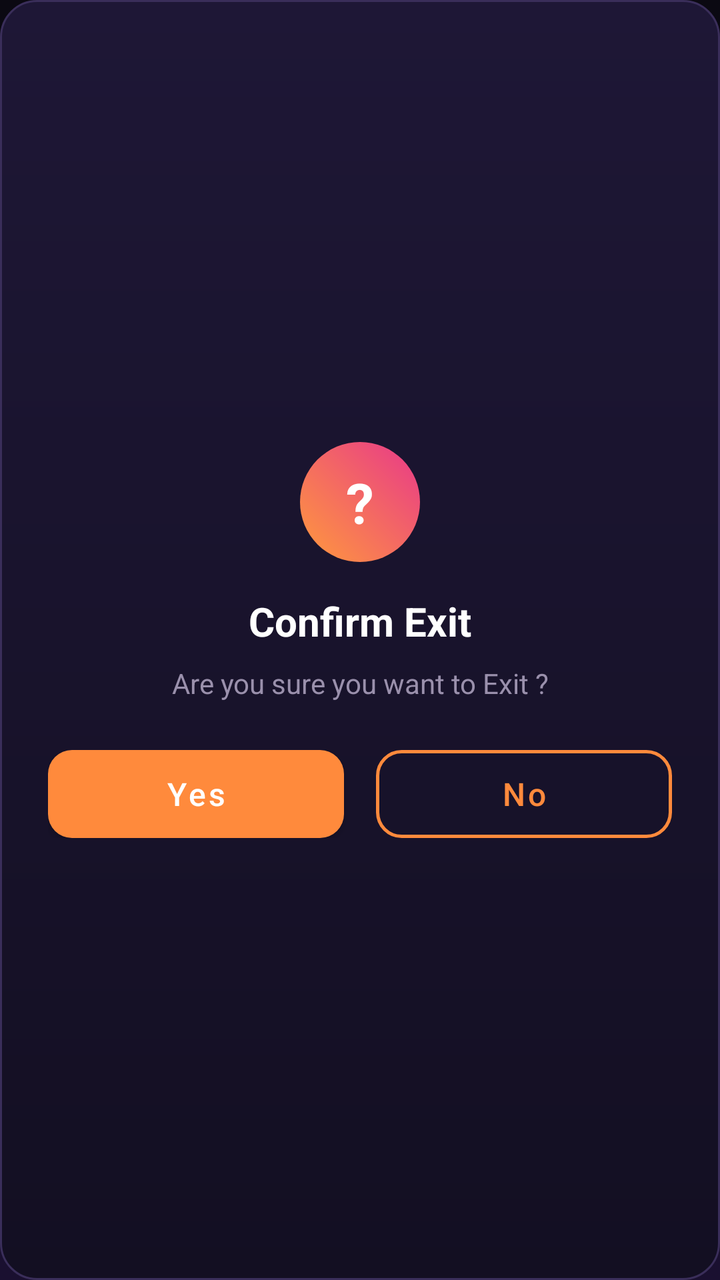
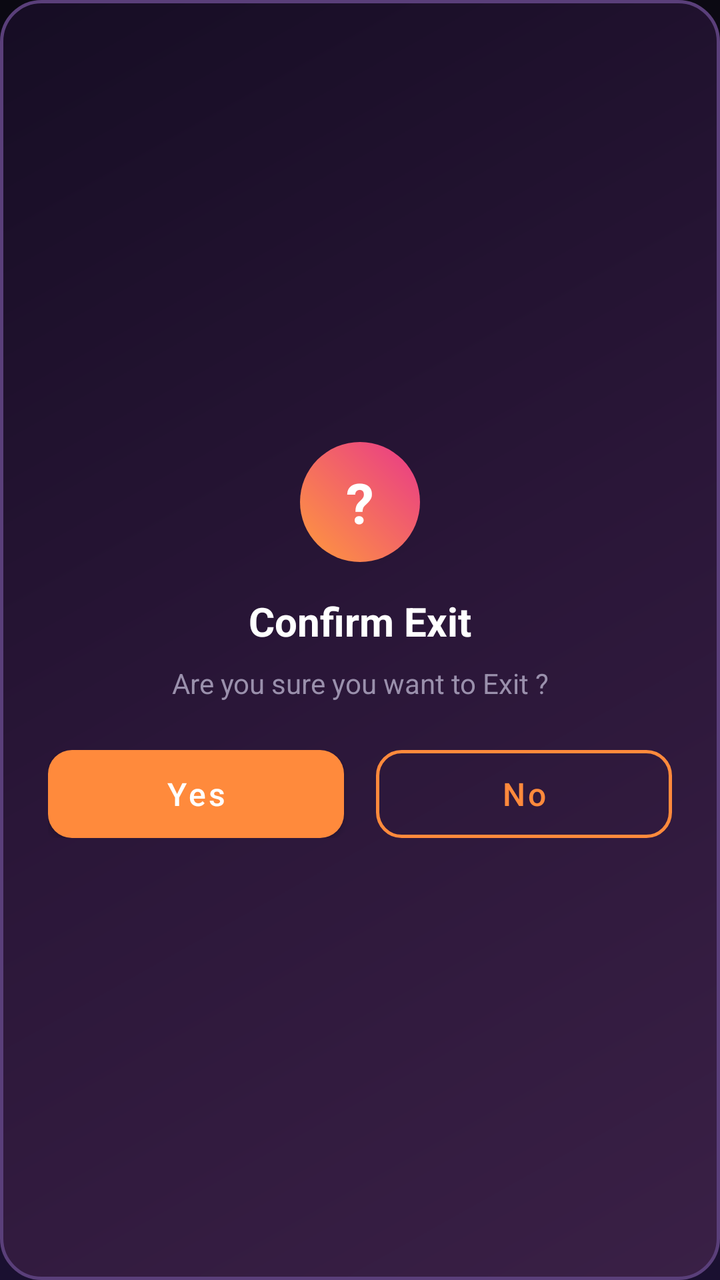

The first picture is an Android layout as it rendered before a commit; the second is the same layout after the commit. The layout source and the unified diff follow.
<!-- AndroidManifest.xml: application theme Theme.IPTVPlayer -->
<!-- res/layout/dialog_exit.xml -->
<?xml version="1.0" encoding="utf-8"?>
<LinearLayout
    xmlns:android="http://schemas.android.com/apk/res/android"
    android:layout_width="match_parent"
    android:layout_height="wrap_content"
    android:orientation="vertical"
    android:gravity="center"
    android:padding="24dp"
    android:background="@drawable/bg_dialog">

    
    <FrameLayout
        android:layout_width="60dp"
        android:layout_height="60dp"
        android:layout_marginBottom="16dp">

        <View
            android:layout_width="60dp"
            android:layout_height="60dp"
            android:background="@drawable/bg_exit_icon" />

        <TextView
            android:layout_width="match_parent"
            android:layout_height="match_parent"
            android:gravity="center"
            android:text="?"
            android:textColor="@android:color/white"
            android:textSize="28sp"
            android:textStyle="bold" />

    </FrameLayout>

    <TextView
        android:layout_width="wrap_content"
        android:layout_height="wrap_content"
        android:text="@string/confirm_exit"
        android:textColor="@color/colorChannelName"
        android:textSize="20sp"
        android:textStyle="bold"
        android:layout_marginBottom="8dp" />

    <TextView
        android:layout_width="wrap_content"
        android:layout_height="wrap_content"
        android:text="@string/exit_message"
        android:textColor="@color/colorSubText"
        android:textSize="14sp"
        android:gravity="center"
        android:layout_marginBottom="24dp" />

    <LinearLayout
        android:layout_width="match_parent"
        android:layout_height="wrap_content"
        android:orientation="horizontal"
        android:gravity="center">

        <Button
            android:id="@+id/btnYes"
            android:layout_width="0dp"
            android:layout_height="44dp"
            android:layout_weight="1"
            android:layout_marginEnd="8dp"
            android:text="@string/yes"
            android:textColor="@android:color/white"
            android:textAllCaps="false"
            android:background="@drawable/bg_btn_orange"
            android:textSize="16sp" />

        <Button
            android:id="@+id/btnNo"
            android:layout_width="0dp"
            android:layout_height="44dp"
            android:layout_weight="1"
            android:layout_marginStart="8dp"
            android:text="@string/no"
            android:textColor="@color/colorOrange"
            android:textAllCaps="false"
            android:background="@drawable/bg_btn_outline"
            android:textSize="16sp" />

    </LinearLayout>

</LinearLayout>
<!-- resources referenced by this layout -->
<resources>
  <color name="colorChannelName">#FFFFFF</color>
  <color name="colorOrange">#FF8A3C</color>
  <color name="colorSubText">#9A90AC</color>
  <!-- drawable bg_dialog (drawable) -->
  <?xml version="1.0" encoding="utf-8"?>
  <shape xmlns:android="http://schemas.android.com/apk/res/android"
      android:shape="rectangle">
      <gradient
          android:angle="270"
          android:startColor="#1E1736"
          android:endColor="#130F22"
          android:type="linear" />
      <corners android:radius="18dp" />
      <stroke android:width="1dp" android:color="#3A2E5A" />
  </shape>
  <!-- drawable bg_exit_icon (drawable) -->
  <?xml version="1.0" encoding="utf-8"?>
  <shape xmlns:android="http://schemas.android.com/apk/res/android"
      android:shape="oval">
      <gradient
          android:angle="45"
          android:startColor="@color/colorGradientStart"
          android:endColor="@color/colorGradientEnd"
          android:type="linear" />
  </shape>
  <string name="confirm_exit">Confirm Exit</string>
  <string name="exit_message">Are you sure you want to Exit ?</string>
  <string name="no">No</string>
  <string name="yes">Yes</string>
  <style name="Theme.IPTVPlayer" parent="Theme.MaterialComponents.NoActionBar">
          <item name="colorPrimary">@color/colorPrimary</item>
          <item name="colorPrimaryVariant">@color/colorPrimaryVariant</item>
          <item name="colorOnPrimary">@color/colorOnPrimary</item>
          <item name="colorSecondary">@color/colorSecondary</item>
          <item name="colorOnSecondary">@color/colorOnSecondary</item>
          <item name="android:colorBackground">@color/colorBackground</item>
          <item name="colorSurface">@color/colorSurface</item>
          <item name="colorOnSurface">@color/colorOnSurface</item>
          <item name="colorError">@color/colorError</item>
          <item name="windowActionBar">false</item>
          <item name="windowNoTitle">true</item>
          <item name="android:statusBarColor">@color/colorBackground</item>
          <item name="android:navigationBarColor">@color/colorBackground</item>
          <item name="android:windowBackground">@drawable/bg_app_gradient</item>
      </style>
  <color name="colorGradientStart">#FF9A3C</color>
  <color name="colorGradientEnd">#E8388A</color>
  <color name="colorPrimary">#FF8A3C</color>
  <color name="colorPrimaryVariant">#E06A1F</color>
  <color name="colorOnPrimary">#FFFFFF</color>
  <color name="colorSecondary">#E8388A</color>
  <color name="colorOnSecondary">#FFFFFF</color>
  <color name="colorBackground">#0B0912</color>
  <color name="colorSurface">#171322</color>
  <color name="colorOnSurface">#F6F1FF</color>
  <color name="colorError">#FF5C8A</color>
  <!-- drawable bg_app_gradient (drawable) -->
  <?xml version="1.0" encoding="utf-8"?>
  <shape xmlns:android="http://schemas.android.com/apk/res/android"
      android:shape="rectangle">
      <gradient
          android:angle="270"
          android:startColor="@color/colorGradientBgStart"
          android:centerColor="#120D24"
          android:endColor="@color/colorGradientBgEnd"
          android:type="linear" />
  </shape>
  <color name="colorGradientBgStart">#0B0912</color>
  <color name="colorGradientBgEnd">#1A1030</color>
  <!-- unchanged entries left out for length: 2 -->
</resources>

<!-- the commit's change to res/layout/dialog_exit.xml (unified diff, before → after) -->
@@ -6,7 +6,7 @@
     android:orientation="vertical"
     android:gravity="center"
     android:padding="24dp"
-    android:background="@drawable/bg_dialog">
+    android:background="@drawable/bg_dialog_exit">
 
     
     <FrameLayout
@@ -64,6 +64,7 @@
             android:textColor="@android:color/white"
             android:textAllCaps="false"
             android:background="@drawable/bg_btn_orange"
+            android:backgroundTint="@null"
             android:textSize="16sp" />
 
         <Button
@@ -76,6 +77,7 @@
             android:textColor="@color/colorOrange"
             android:textAllCaps="false"
             android:background="@drawable/bg_btn_outline"
+            android:backgroundTint="@null"
             android:textSize="16sp" />
 
     </LinearLayout>
<!-- resource entries referenced after the edit -->
@@ -3,17 +3,18 @@
   <color name="colorChannelName">#FFFFFF</color>
   <color name="colorOrange">#FF8A3C</color>
   <color name="colorSubText">#9A90AC</color>
-  <!-- drawable bg_dialog (drawable) -->
+  <!-- drawable bg_dialog_exit (drawable) -->
   <?xml version="1.0" encoding="utf-8"?>
   <shape xmlns:android="http://schemas.android.com/apk/res/android"
       android:shape="rectangle">
       <gradient
-          android:angle="270"
-          android:startColor="#1E1736"
-          android:endColor="#130F22"
+          android:angle="135"
+          android:startColor="#3A2046"
+          android:centerColor="#2A1638"
+          android:endColor="#160D24"
           android:type="linear" />
-      <corners android:radius="18dp" />
-      <stroke android:width="1dp" android:color="#3A2E5A" />
+      <corners android:radius="20dp" />
+      <stroke android:width="1.5dp" android:color="#5A3F7A" />
   </shape>
   <!-- drawable bg_exit_icon (drawable) -->
   <?xml version="1.0" encoding="utf-8"?>
